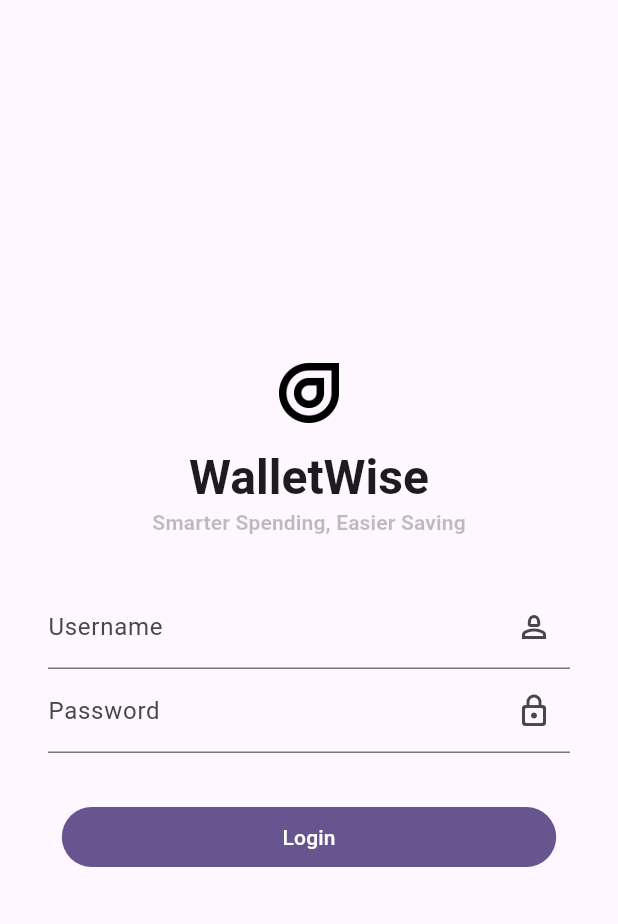
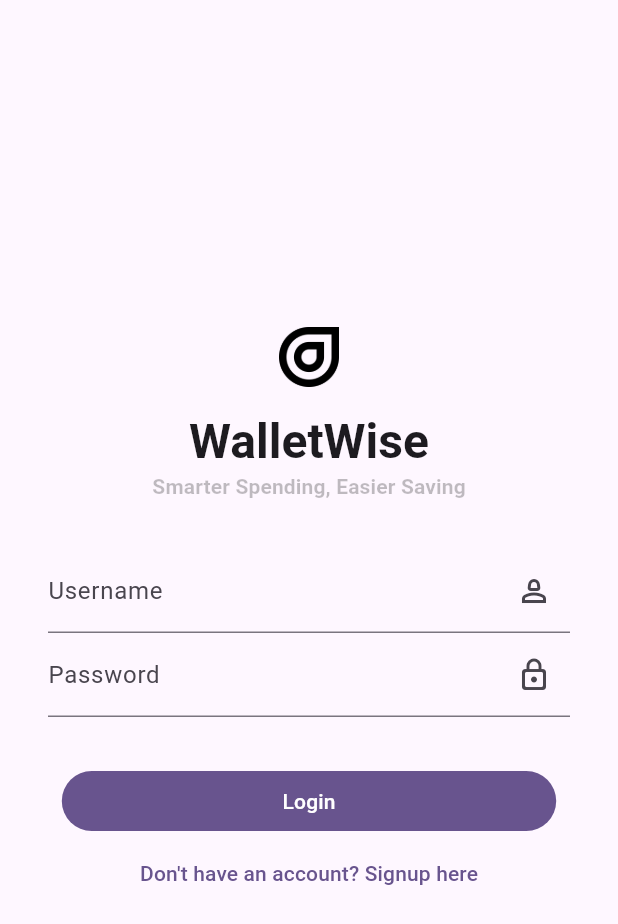
Before and after one commit to luhluh-17/login_sample, a Flutter app: the screen it shows after launch, on a phone screen of 412 x 824 dp. Shown: the top 924 px of the screen. Run offline on Flutter 3.47's test engine with Material 2 defaults, Android fonts, the phone set to English and light mode, and no system bars.

Commit message:
add signup button page

```diff
--- a/lib/pages/login_page.dart
+++ b/lib/pages/login_page.dart
@@ -42,6 +42,10 @@ class LoginPage extends StatelessWidget {
                 child: const Text('Login'),
               ),
             ),
+            TextButton(
+              onPressed: () {},
+              child: const Text('Don\'t have an account? Signup here'),
+            ),
           ],
         ),
       ),
```
